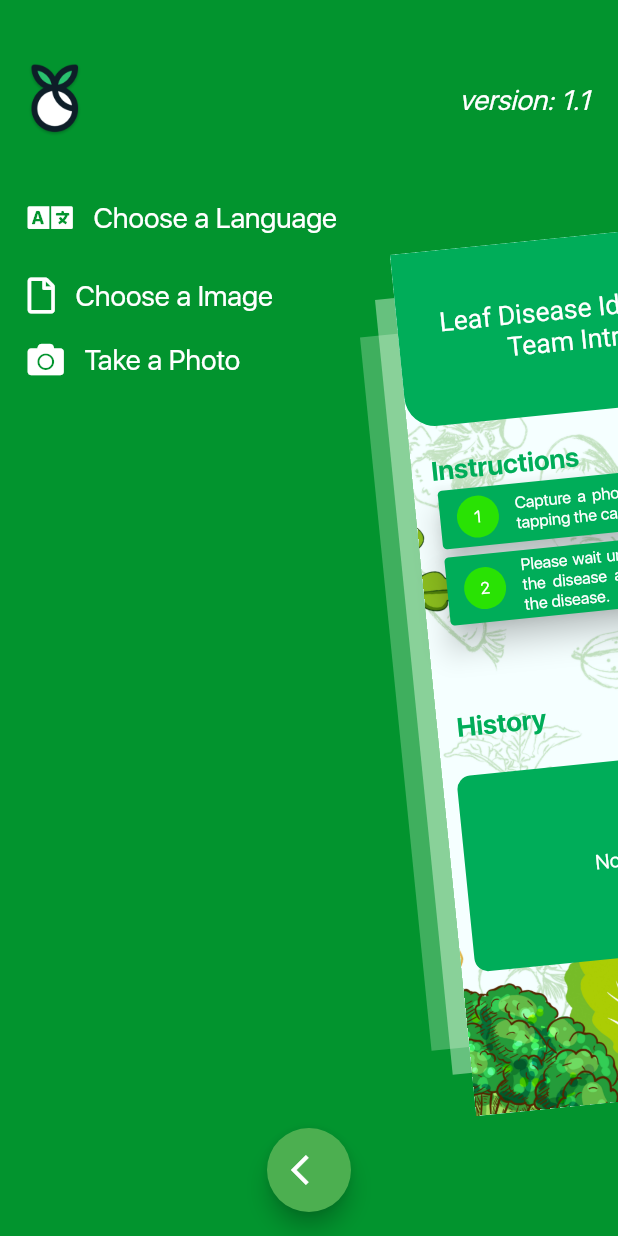
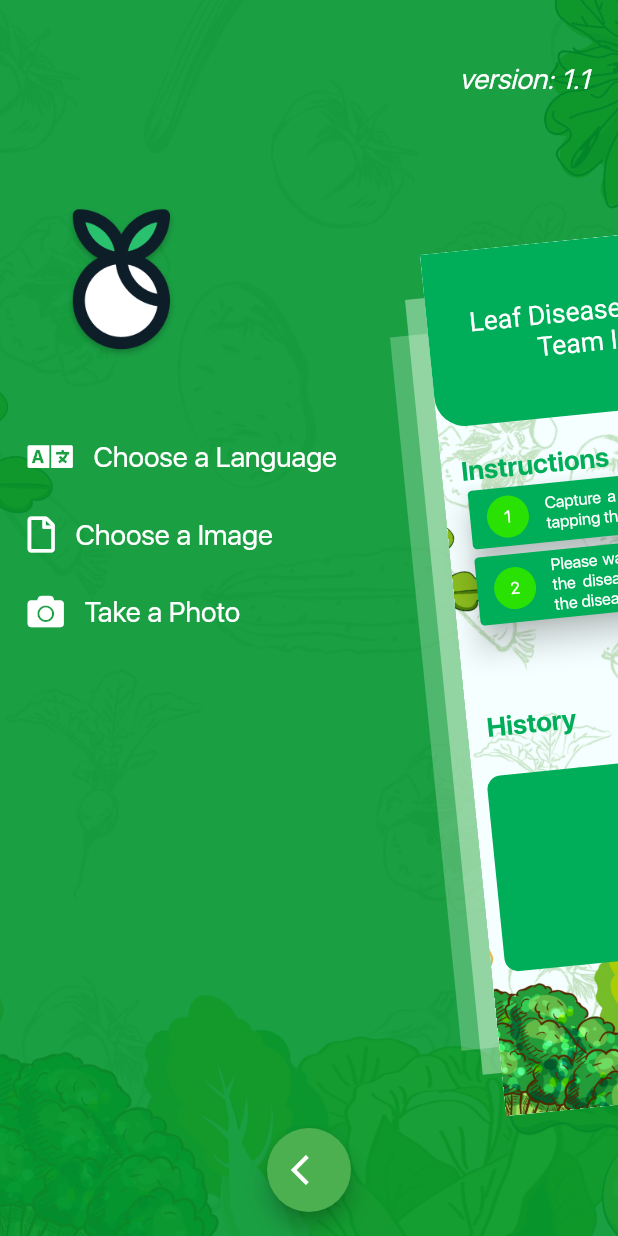
Before and after one commit to mg143pavankumar/Leaf-disease-identification, a Flutter app: the Home screen opened directly, after a tap on the "menu" icon, on a phone screen of 412 x 824 dp. Run offline on Flutter 3.47's test engine with Material 2 defaults, Android fonts, the phone set to English and light mode, and no system bars; our stand-ins replace font_awesome_flutter, get, hive, hive_flutter, image_picker; missing offline and left inert: image_picker_for_web, shared_preferences_web, tflite, translator; accounts and stored records are empty; Roboto replaces fonts that are missing (Montserrat).

```diff
--- a/lib/helper/lang_controller.dart
+++ b/lib/helper/lang_controller.dart
@@ -5,12 +5,46 @@ import 'package:translator/translator.dart';
 class LangController extends GetxController {
   final translator = GoogleTranslator();
 
+  String _diseaseName = "";
+  String _possibleCauses = "";
+  String _possibleSolution = "";
+  String _languageCode = "en";
+
   bool _loading = false;
 
   List<dynamic> _options = Languages.options;
   List<dynamic> get options => _options;
 
   bool get loading => _loading;
+
+  String get getDiseaseName => _diseaseName;
+  String get getPossibleCauses => _possibleCauses;
+  String get getPossibleSolution => _possibleSolution;
+  String get getLanguageCode => _languageCode;
+
+  void setLanguagecode(String data) {
+    _languageCode = data;
+
+    update();
+  }
+
+  void setDiseaseName(String data) {
+    _diseaseName = data;
+
+    update();
+  }
+
+  void setPossibleCauses(String data) {
+    _possibleCauses = data;
+
+    update();
+  }
+
+  void setPossibleSolution(String data) {
+    _possibleSolution = data;
+
+    update();
+  }
 
   void isLoading() {
     _loading = true;
--- a/lib/helper/local_string.dart
+++ b/lib/helper/local_string.dart
@@ -15,6 +15,9 @@ class LocalString extends Translations {
           "chooseImage": "Choose a Image",
           "takePhoto": "Take a Photo",
           "suggestions": "Suggestions",
+          "quickGuide": "Quick Guide",
+          "possibleCauses": "Possible Causes",
+          "possibleSolution": "Possible Solution",
           "languageBtn_english": "English",
           "languageBtn_hindi": "Hindi",
           "languageBtn_telugu": "Telugu",
@@ -33,6 +36,9 @@ class LocalString extends Translations {
           "chooseImage": "एक छवि चुनें",
           "takePhoto": "एक तस्वीर लें",
           "suggestions": "सुझाव",
+          "quickGuide": "त्वरित गाइड",
+          "possibleCauses": "संभावित कारण",
+          "possibleSolution": "संभावित समाधान",
           "languageBtn_english": "अंग्रेज़ी",
           "languageBtn_hindi": "हिन्दी",
           "languageBtn_telugu": "तेलुगू",
@@ -51,6 +57,9 @@ class LocalString extends Translations {
           "chooseImage": "એક છબી પસંદ કરો",
           "takePhoto": "એક ફોટો લો",
           "suggestions": "સૂચનો",
+          "quickGuide": "ઝડપી માર્ગદર્શિકા",
+          "possibleCauses": "સંભવિત કારણો",
+          "possibleSolution": "સંભવિત ઉકેલ",
           "languageBtn_english": "અંગ્રેજી",
           "languageBtn_hindi": "હિન્દી",
           "languageBtn_telugu": "તેલુગુ",
@@ -69,6 +78,9 @@ class LocalString extends Translations {
           "chooseImage": "చిత్రాన్ని ఎంచుకోండి",
           "takePhoto": "ఒక ఫోటో తీసుకుని",
           "suggestions": "సూచనలు",
+          "quickGuide": "త్వరిత గైడ్",
+          "possibleCauses": "సాధ్యమయ్యే కారణాలు",
+          "possibleSolution": "సాధ్యమైన పరిష్కారం",
           "languageBtn_english": "ఆంగ్ల",
           "languageBtn_hindi": "హిందీ",
           "languageBtn_telugu": "తెలుగు",
@@ -87,6 +99,9 @@ class LocalString extends Translations {
           "chooseImage": "एक प्रतिमा निवडा",
           "takePhoto": "फोटो काढ",
           "suggestions": "सूचना",
+          "quickGuide": "जलद मार्गदर्शक",
+          "possibleCauses": "संभाव्य कारणे",
+          "possibleSolution": "संभाव्य उपाय",
           "languageBtn_english": "इंग्रजी",
           "languageBtn_hindi": "हिंदी",
           "languageBtn_telugu": "तेलुगु",
--- a/lib/main.dart
+++ b/lib/main.dart
@@ -1,4 +1,3 @@
-import 'package:easy_localization/easy_localization.dart';
 import 'package:flutter/material.dart';
 import 'package:flutter/services.dart';
 import 'package:get/get.dart';
--- a/lib/src/home_page/components/greeting.dart
+++ b/lib/src/home_page/components/greeting.dart
@@ -1,9 +1,6 @@
 import 'package:flutter/material.dart';
-import 'package:get/get.dart';
 import 'package:plant_disease_detector/constants/constants.dart';
 import 'package:plant_disease_detector/constants/dimensions.dart';
-import 'package:plant_disease_detector/helper/lang_controller.dart';
-import 'package:easy_localization/easy_localization.dart';
 
 class GreetingSection extends StatelessWidget {
   const GreetingSection({Key? key}) : super(key: key);
--- a/lib/src/home_page/components/hidden_drawer.dart
+++ b/lib/src/home_page/components/hidden_drawer.dart
@@ -51,7 +51,14 @@ class _HiddenDrawerState extends State<HiddenDrawer> {
     return Scaffold(
       key: this._scaffoldKey,
       body: Container(
-        color: Color.fromARGB(255, 2, 148, 46),
+        decoration: BoxDecoration(
+          image: DecorationImage(
+            image: AssetImage('assets/images/bg.jpg'),
+            fit: BoxFit.cover,
+            opacity: 0.1,
+          ),
+          color: Color.fromARGB(255, 2, 148, 46),
+        ),
         padding: EdgeInsets.symmetric(
           horizontal: Dimensions.height20,
           vertical: Dimensions.height45,
@@ -63,12 +70,8 @@ class _HiddenDrawerState extends State<HiddenDrawer> {
             : Column(
                 children: [
                   Row(
-                    mainAxisAlignment: MainAxisAlignment.spaceBetween,
+                    mainAxisAlignment: MainAxisAlignment.end,
                     children: [
-                      Image.asset(
-                        "assets/images/plant.png",
-                        height: Dimensions.height45 * 1.2,
-                      ),
                       SmallText(
                         text: "version: 1.1",
                         fontStyle: FontStyle.italic,
@@ -82,6 +85,17 @@ class _HiddenDrawerState extends State<HiddenDrawer> {
                     child: Column(
                       crossAxisAlignment: CrossAxisAlignment.start,
                       children: [
+                        verticalSpacing(Dimensions.height45 * 1.5),
+                        Container(
+                          height: Dimensions.height45 * 3,
+                          width: Dimensions.height45 * 3,
+                          child: Center(
+                            child: Image.asset(
+                              "assets/images/plant.png",
+                              height: Dimensions.height45 * 2.5,
+                            ),
+                          ),
+                        ),
                         verticalSpacing(Dimensions.height45),
                         InkWell(
                             onTap: () => showModalBottomSheet(
@@ -146,20 +160,22 @@ class _HiddenDrawerState extends State<HiddenDrawer> {
                             ],
                           ),
                         ),
-                        verticalSpacing(Dimensions.height20),
+                        verticalSpacing(Dimensions.height30),
                         InkWell(
                           onTap: () async {
                             late double _confidence;
 
                             await classifier
                                 .getDisease(ImageSource.camera)
-                                .then((value) {
-                              _disease = Disease(
-                                  name: value![0]["label"],
-                                  imagePath: classifier.imageFile.path);
+                                .then(
+                              (value) {
+                                _disease = Disease(
+                                    name: value![0]["label"],
+                                    imagePath: classifier.imageFile.path);
 
-                              _confidence = value[0]['confidence'];
-                            });
+                                _confidence = value[0]['confidence'];
+                              },
+                            );
 
                             // Check confidence
                             if (_confidence > 0.8) {
@@ -247,14 +263,19 @@ class _HiddenDrawerState extends State<HiddenDrawer> {
 
         if (selectedOption == "English") {
           updateLocale(Locale("en", "US"), context);
+          langController.setLanguagecode("en");
         } else if (selectedOption == "Hindi") {
           updateLocale(Locale("hi", "IN"), context);
+          langController.setLanguagecode("hi");
         } else if (selectedOption == "Telugu") {
           updateLocale(Locale("te", "IN"), context);
+          langController.setLanguagecode("te");
         } else if (selectedOption == "Gujarati") {
           updateLocale(Locale("gu", "IN"), context);
+          langController.setLanguagecode("gu");
         } else if (selectedOption == "Marathi") {
           updateLocale(Locale("mr", "IN"), context);
+          langController.setLanguagecode("mr");
         }
       },
       child: Chip(
--- a/lib/src/home_page/components/history.dart
+++ b/lib/src/home_page/components/history.dart
@@ -1,8 +1,6 @@
 import 'dart:io';
 
-import 'package:easy_localization/easy_localization.dart';
 import 'package:flutter/material.dart';
-import 'package:get/get.dart';
 import 'package:hive_flutter/hive_flutter.dart';
 import 'package:plant_disease_detector/constants/constants.dart';
 import 'package:plant_disease_detector/constants/dimensions.dart';
@@ -11,6 +9,7 @@ import 'package:plant_disease_detector/services/disease_provider.dart';
 import 'package:plant_disease_detector/services/hive_database.dart';
 import 'package:plant_disease_detector/src/home_page/models/disease_model.dart';
 import 'package:plant_disease_detector/src/suggestions_page/suggestions.dart';
+import "package:get/get.dart";
 
 class HistorySection extends StatefulWidget {
   final Size size;
@@ -34,12 +33,12 @@ class _HistorySectionState extends State<HistorySection> {
 
         if (diseases.isNotEmpty) {
           return SizedBox(
-              width: widget.size.width,
+              width: double.maxFinite,
               height: Dimensions.height45 * 5,
               child: ListView.builder(
                 physics: BouncingScrollPhysics(),
                 itemCount: diseases.length,
-                itemExtent: widget.size.width * 0.9,
+                itemExtent: widget.size.width * 0.98,
                 scrollDirection: Axis.horizontal,
                 itemBuilder: (context, index) {
                   return _returnHistoryContainer(diseases[index], context,
@@ -58,7 +57,7 @@ Widget _returnHistoryContainer(Disease disease, BuildContext context,
     DiseaseService diseaseService, Size size) {
   return Padding(
     padding: EdgeInsets.fromLTRB(
-        (0.053 * size.height * 0.55), 0, (0.053 * size.height * 0.3), 0),
+        (0.053 * size.height * 0.55), 0, (0.053 * size.height * 0.5), 0),
     child: GestureDetector(
       onTap: () {
         // Set disease for Disease Service
@@ -93,12 +92,14 @@ Widget _returnHistoryContainer(Disease disease, BuildContext context,
             crossAxisAlignment: CrossAxisAlignment.center,
             mainAxisAlignment: MainAxisAlignment.center,
             children: [
-                Text('Disease: ${disease.name}',
+              GetBuilder<LangController>(builder: (langController) {
+                return Text('Disease: ' + langController.getDiseaseName,
                     style: TextStyle(
                       color: AppColors.kWhite,
                       fontSize: (0.066 * size.height * 0.3),
                       fontFamily: 'SFBold',
-                    )),
+                    ));
+              }),
               Text(
                   'Date: ${disease.dateTime.day}/${disease.dateTime.month}/${disease.dateTime.year}',
                   style: TextStyle(
@@ -108,7 +109,8 @@ Widget _returnHistoryContainer(Disease disease, BuildContext context,
                   )),
             ],
           ),
-          )),
+        ),
+      ),
     ),
   );
 }
@@ -124,7 +126,7 @@ Widget _returnNothingToShow(Size size) {
             borderRadius: BorderRadius.circular((0.053 * size.height * 0.3))),
         child: Center(
             child: Text(
-          "Nothing to show",
+          "nothingToShow".tr,
           style: TextStyle(
             color: AppColors.kWhite,
             fontSize: Dimensions.font20,
--- a/lib/src/home_page/home.dart
+++ b/lib/src/home_page/home.dart
@@ -47,7 +47,7 @@ class _HomeState extends State<Home> {
             });
           } else {
             setState(() {
-              xOffset = 260;
+              xOffset = 280;
               yOffset = 170;
               scaleFactor = 0.7;
               rotateAngle = -0.1;
```
Also changed, not shown: lib/src/suggestions_page/suggestions.dart (+42 -13 lines), lib/translations/codegen_loader.g.dart (deleted), lib/translations/locale_keys.g.dart (deleted). Lines whose indentation alone changed are shown as unchanged.
